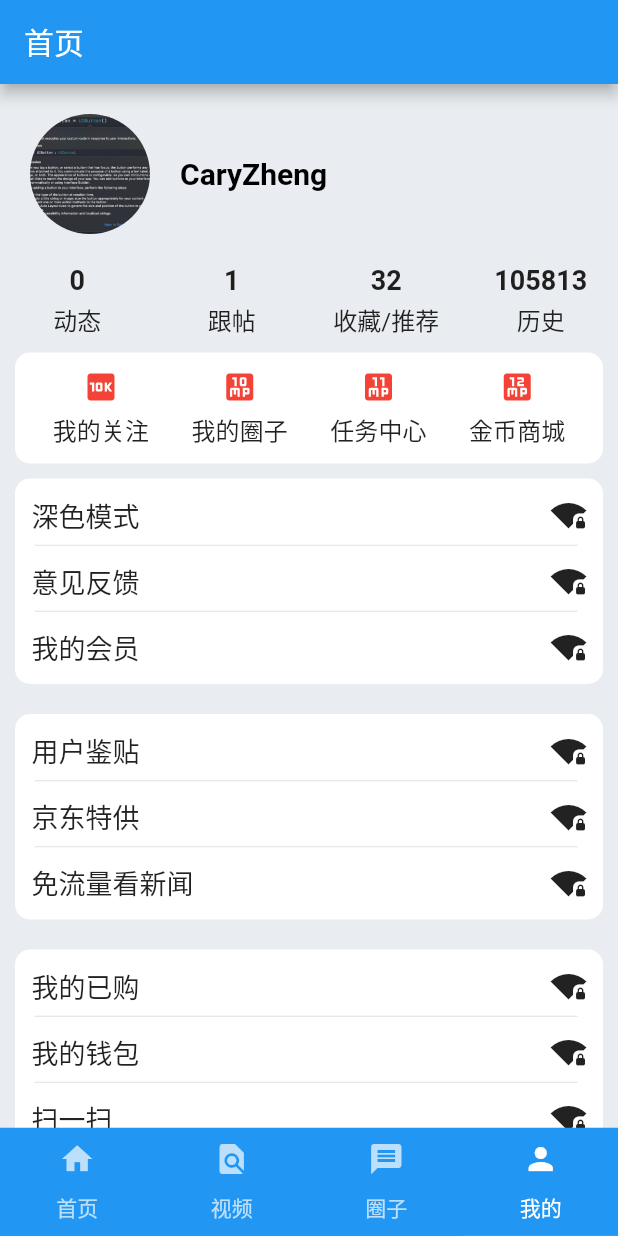
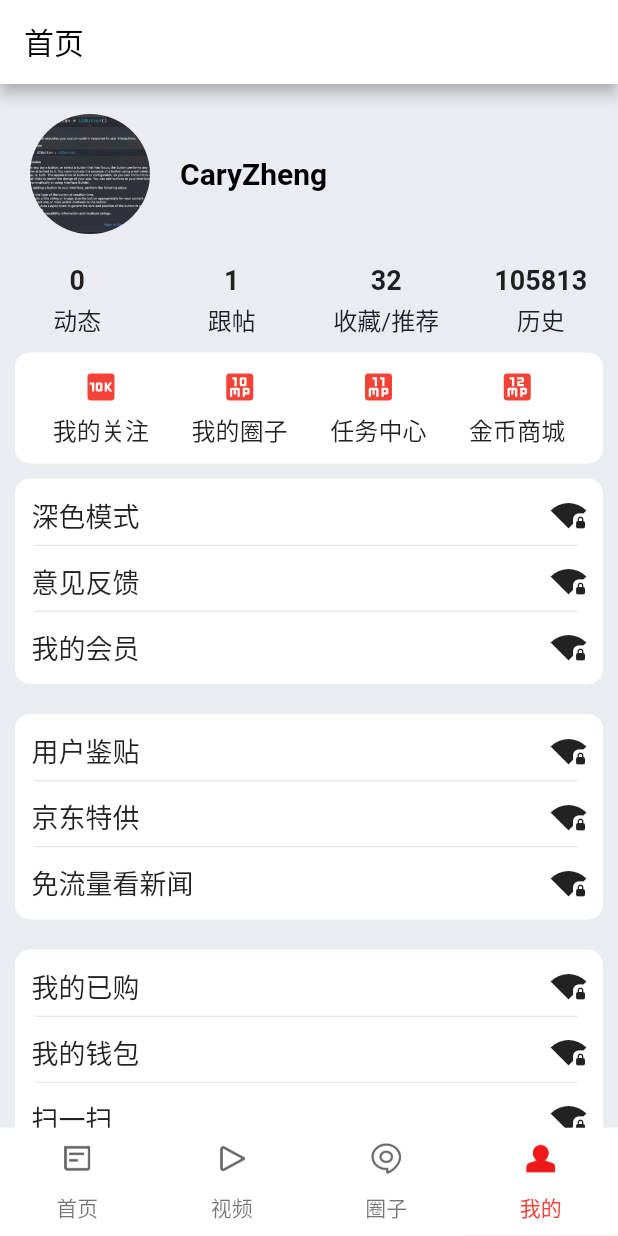
Before and after one commit to CaryZheng/swiftmic_news_flutter, a Flutter app: the screen it shows after launch, item 4 of the bottom bar chosen, on a phone screen of 412 x 824 dp. Run offline on Flutter 3.47's test engine with Material 2 defaults, Android fonts, the phone set to English and light mode, and no system bars; our stand-ins replace pull_to_refresh; network calls fail.

Commit message:
Update tabbar style

```diff
--- a/lib/home/FeedTabView.dart
+++ b/lib/home/FeedTabView.dart
@@ -63,9 +63,11 @@ class _FeedTabViewState extends State<FeedTabView> {
         itemDataList.add(itemData);
       }
 
-      setState(() {
-        _dataList = itemDataList;
-      });
+      if (this.mounted) {
+        setState(() {
+          _dataList = itemDataList;
+        });
+      }
 
       // if failed,use refreshFailed()
       _refreshController.refreshCompleted();
--- a/lib/main.dart
+++ b/lib/main.dart
@@ -24,7 +24,7 @@ class MyApp extends StatelessWidget {
         // or simply save your changes to "hot reload" in a Flutter IDE).
         // Notice that the counter didn't reset back to zero; the application
         // is not restarted.
-        primarySwatch: Colors.blue,
+        primarySwatch: Colors.red,
       ),
       home: MyHomePage(title: 'Flutter Demo Home Page'),
     );
@@ -53,6 +53,8 @@ class _MyHomePageState extends State<MyHomePage>
     with SingleTickerProviderStateMixin {
   TabController controller;
 
+  int _currentSelectedTabIndex = 0;
+
   final pages = [
     FeedTabView(),
     NodeTabView("视频"),
@@ -77,21 +79,87 @@ class _MyHomePageState extends State<MyHomePage>
     return new MaterialApp(
       home: new Scaffold(
         appBar: new AppBar(
-          title: new Text("首页"),
+          title: new Text(
+            "首页",
+            style: TextStyle(color: Colors.black),
+          ),
+          backgroundColor: Colors.white,
         ),
         body: new TabBarView(controller: controller, children: pages),
         bottomNavigationBar: Container(
-          color: Colors.blue,
+          color: Colors.white,
           child: SafeArea(
             child: new Material(
-              color: Colors.blue,
+              color: Colors.white,
               child: new TabBar(
                 controller: controller,
+                labelColor: Colors.red,
+                unselectedLabelColor: Colors.black54,
+                indicatorColor: Colors.red,
+                onTap: (int index) {
+                  print("TabBar click index = $index");
+
+                  setState(() {
+                    _currentSelectedTabIndex = index;
+                  });
+                },
                 tabs: <Tab>[
-                  new Tab(text: "首页", icon: new Icon(Icons.home)),
-                  new Tab(text: "视频", icon: new Icon(Icons.find_in_page)),
-                  new Tab(text: "圈子", icon: new Icon(Icons.message)),
-                  new Tab(text: "我的", icon: new Icon(Icons.person))
+                  new Tab(
+                    text: "首页",
+                    icon: (0 == _currentSelectedTabIndex)
+                        ? new Image.asset(
+                            'images/afv.png',
+                            width: 24,
+                            height: 24,
+                          )
+                        : new Image.asset(
+                            'images/aft.png',
+                            width: 24,
+                            height: 24,
+                          ),
+                  ),
+                  new Tab(
+                    text: "视频",
+                    icon: (1 == _currentSelectedTabIndex)
+                        ? new Image.asset(
+                            'images/afz.png',
+                            width: 24,
+                            height: 24,
+                          )
+                        : new Image.asset(
+                            'images/afy.png',
+                            width: 24,
+                            height: 24,
+                          ),
+                  ),
+                  new Tab(
+                    text: "圈子",
+                    icon: (2 == _currentSelectedTabIndex)
+                        ? new Image.asset(
+                            'images/afq.png',
+                            width: 24,
+                            height: 24,
+                          )
+                        : Image.asset(
+                            'images/afp.png',
+                            width: 24,
+                            height: 24,
+                          ),
+                  ),
+                  new Tab(
+                    text: "我的",
+                    icon: (3 == _currentSelectedTabIndex)
+                        ? new Image.asset(
+                            'images/afx.png',
+                            width: 24,
+                            height: 24,
+                          )
+                        : Image.asset(
+                            'images/afw.png',
+                            width: 24,
+                            height: 24,
+                          ),
+                  )
                 ],
                 indicatorWeight: 0.1,
               ),
```
Also changed, not shown: images/afp.png (added), images/afq.png (added), images/aft.png (added), images/afv.png (added), images/afw.png (added), images/afx.png (added), images/afy.png (added), images/afz.png (added).
